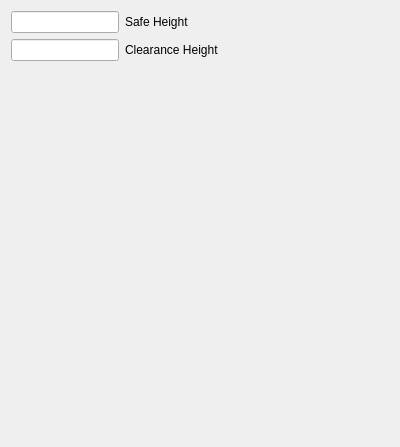
Before: the Qt Designer form src/Mod/Path/Gui/Resources/panels/PageHeightsEdit.ui in berndhahnebach/All_FreeCAD, drawn with Qt 5.
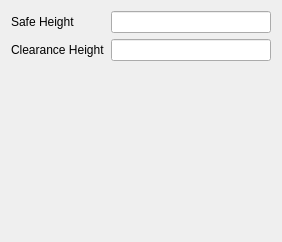
After: the same form once the commit is applied. Custom widgets are drawn as their Qt base class.

Commit message: Added buttons to use Z level of current selection for start or final depth.

Diff of the .ui file:
```diff
--- a/src/Mod/Path/Gui/Resources/panels/PageHeightsEdit.ui
+++ b/src/Mod/Path/Gui/Resources/panels/PageHeightsEdit.ui
@@ -6,22 +6,29 @@
    <rect>
     <x>0</x>
     <y>0</y>
-    <width>400</width>
-    <height>447</height>
+    <width>282</width>
+    <height>242</height>
    </rect>
   </property>
   <property name="windowTitle">
    <string>Form</string>
   </property>
-  <layout class="QFormLayout" name="formLayout_4">
-   <item row="0" column="0">
+  <layout class="QGridLayout" name="gridLayout">
+   <item row="1" column="1">
+    <widget class="Gui::InputField" name="clearanceHeight">
+     <property name="toolTip">
+      <string>&lt;html&gt;&lt;head/&gt;&lt;body&gt;&lt;p&gt;The height where lateral movement of the toolbit is not obstructed by any fixtures or the part / stock material itself.&lt;/p&gt;&lt;/body&gt;&lt;/html&gt;</string>
+     </property>
+    </widget>
+   </item>
+   <item row="0" column="1">
     <widget class="Gui::InputField" name="safeHeight">
      <property name="toolTip">
       <string>&lt;html&gt;&lt;head/&gt;&lt;body&gt;&lt;p&gt;The height above which it is safe to move the tool bit with rapid movements. Below this height all lateral and downward movements are performed with feed rate speeds.&lt;/p&gt;&lt;/body&gt;&lt;/html&gt;</string>
      </property>
     </widget>
    </item>
-   <item row="0" column="1">
+   <item row="0" column="0">
     <widget class="QLabel" name="label_7">
      <property name="text">
       <string>Safe Height</string>
@@ -29,19 +36,25 @@
     </widget>
    </item>
    <item row="1" column="0">
-    <widget class="Gui::InputField" name="clearanceHeight">
-     <property name="toolTip">
-      <string>&lt;html&gt;&lt;head/&gt;&lt;body&gt;&lt;p&gt;The height where lateral movement of the toolbit is not obstructed by any fixtures or the part / stock material itself.&lt;/p&gt;&lt;/body&gt;&lt;/html&gt;</string>
-     </property>
-    </widget>
-   </item>
-   <item row="1" column="1">
     <widget class="QLabel" name="label_9">
      <property name="text">
       <string>Clearance Height</string>
      </property>
     </widget>
    </item>
+   <item row="2" column="0" colspan="2">
+    <spacer name="verticalSpacer">
+     <property name="orientation">
+      <enum>Qt::Vertical</enum>
+     </property>
+     <property name="sizeHint" stdset="0">
+      <size>
+       <width>20</width>
+       <height>40</height>
+      </size>
+     </property>
+    </spacer>
+   </item>
   </layout>
  </widget>
  <customwidgets>
```
The commit also changes 2 other files.
